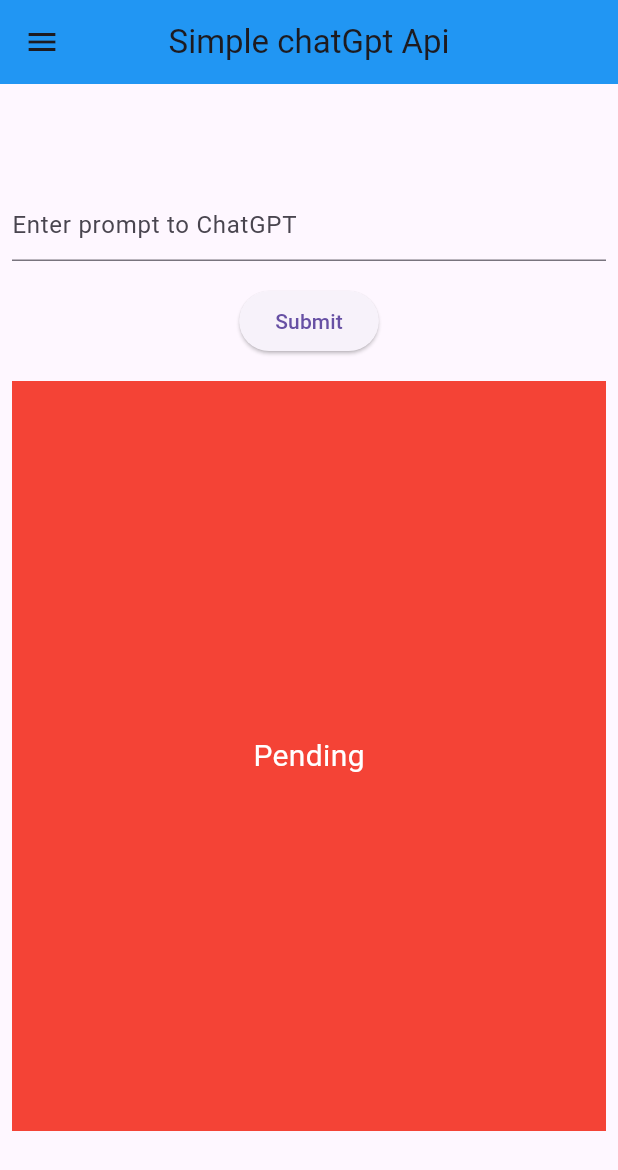
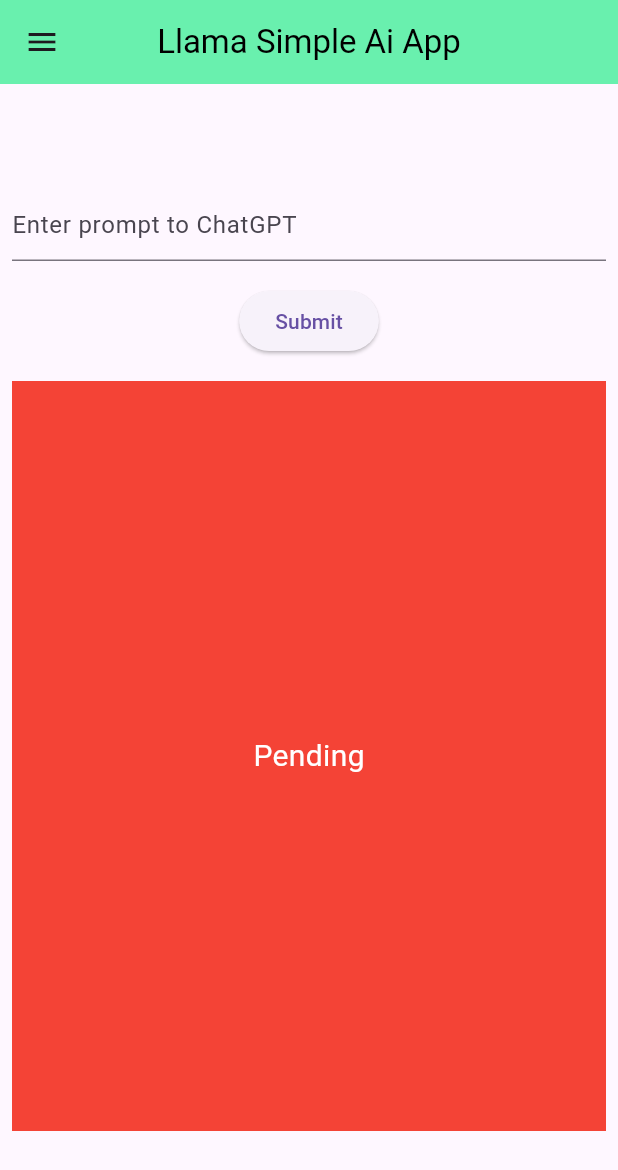
Before and after one commit to preciq/flutter_sampleChatGPTApp, a Flutter app: the screen it shows after launch, on a phone screen of 412 x 824 dp. Shown: the top 1170 px of the screen. Run offline on Flutter 3.47's test engine with Material 3 defaults, Android fonts, the phone set to English and light mode, and no system bars.

Commit message:
add history in drawer

```diff
--- a/lib/main.dart
+++ b/lib/main.dart
@@ -1,15 +1,13 @@
 import 'package:flutter/material.dart';
 import 'package:http/http.dart' as http;
 import 'dart:convert';
-
-import 'package:sample_chat_app/history.dart';
 
 void main() {
   runApp(const MainApp());
 }
 
 class MainApp extends StatelessWidget {
-  const MainApp({super.key});
+  const MainApp({Key? key}) : super(key: key);
 
   @override
   Widget build(BuildContext context) {
@@ -18,7 +16,7 @@ class MainApp extends StatelessWidget {
 }
 
 class HomePage extends StatefulWidget {
-  const HomePage({super.key});
+  const HomePage({Key? key}) : super(key: key);
 
   @override
   State<HomePage> createState() => _HomePageState();
@@ -28,38 +26,38 @@ class _HomePageState extends State<HomePage> {
   final TextEditingController txt = TextEditingController();
   String userInput = "";
   String chatGPTResponse = "Pending";
-  List<String> historyList = [];
+
+  List<String> responseHistory = [];
+
 
   @override
   Widget build(BuildContext context) {
     return SafeArea(
       child: Scaffold(
         drawer: Drawer(
-          child: Column(
-            children: <Widget>[
-              Padding(
-                padding: const EdgeInsets.only(left: 15),
-                child: ListTile(
-                  hoverColor: Colors.white,
-                  title: const Text("History"),
-                  leading: const Icon(Icons.history),
-                  onTap: () {
-                    Navigator.of(context).push(MaterialPageRoute(
-                      builder: (context) =>
-                          HistoryPage(historyList: historyList),
-                    ));
-                  },
+          child: ListView(
+            children: [
+              const DrawerHeader(
+                child: Text(
+                  'Response History',
+                  style: TextStyle(fontSize: 18, color: Colors.white),
+                ),
+                decoration: BoxDecoration(
+                  color: Colors.green,
                 ),
               ),
+              for (var response in responseHistory)
+                 Text(response),
             ],
           ),
         ),
         appBar: AppBar(
-          backgroundColor: Colors.blue,
+          backgroundColor: Colors.greenAccent,
+          title: const Text(
+            'Llama Simple Ai App',
+            style: TextStyle(color: Colors.black),
+          ),
           centerTitle: true,
-          title: const Text(
-            'Simple chatGpt Api',
-          ),
         ),
         body: Center(
           child: Column(
@@ -81,7 +79,8 @@ class _HomePageState extends State<HomePage> {
                       submitButtonPressed();
                     });
                   },
-                    child: const Text("Submit")),
+                  child: const Text("Submit"),
+                ),
               ),
               Flexible(
                 child: Padding(
@@ -91,8 +90,6 @@ class _HomePageState extends State<HomePage> {
                     height: 500,
                     width: 500,
                     child: Center(
-                        child: SingleChildScrollView(
-                          scrollDirection: Axis.vertical,
                       child: Text(
                         chatGPTResponse,
                         style: const TextStyle(
@@ -101,7 +98,7 @@ class _HomePageState extends State<HomePage> {
                         ),
                       ),
                     ),
-                      )),
+                  ),
                 ),
               )
             ],
@@ -111,7 +108,6 @@ class _HomePageState extends State<HomePage> {
     );
   }
 
-
   Future<String> postRequestToChatGPT() async {
     Uri url = Uri.https("api.replicate.com", "/v1/predictions");
     const authToken = "r8_3pluHu0JppBjFYFkNill3AQCCBHlAgF2V7slg";
@@ -119,10 +115,7 @@ class _HomePageState extends State<HomePage> {
     Map<String, dynamic> body = {
       "version":
           "02e509c789964a7ea8736978a43525956ef40397be9033abf9fd2badfe68c9e3",
-      "input": {
-        "prompt":
-            txt.text
-      }
+      "input": {"prompt": txt.text}
     };
 
     var response = await http.post(url,
@@ -155,7 +148,8 @@ class _HomePageState extends State<HomePage> {
       }
     } while (json.decode(responseTwo.body)["status"] != "succeeded");
 
-    String aiResponse = (json.decode(responseTwo.body)["output"] as List<dynamic>).join('');
+    String aiResponse =
+        (json.decode(responseTwo.body)["output"] as List<dynamic>).join('');
 
     return aiResponse;
   }
@@ -164,7 +158,15 @@ class _HomePageState extends State<HomePage> {
     setState(() {
       userInput = txt.text;
     });
+   responseHistory.add(userInput);
     chatGPTResponse = await postRequestToChatGPT();
+    responseHistory.add(chatGPTResponse);
     setState(() {});
   }
 }
+
+/*
+ Add an appbar at the top with a drawer that shows the responses - Mithu
+Create a list to save responses and display in a listview
+(Just create the listview, don't need to display it, will be displayed in second requirement) - Shaki
+ */
--- a/pubspec.yaml
+++ b/pubspec.yaml
@@ -9,6 +9,7 @@ environment:
 dependencies:
   flutter:
     sdk: flutter
+  google_fonts: ^4.0.4
   http: ^0.13.3
 
 dev_dependencies:
```
Also changed, not shown: lib/hhhh.dart (deleted, +0 -111 lines), lib/history.dart (deleted, +0 -40 lines), pubspec.lock, 1 other file. Lines whose indentation alone changed are shown as unchanged.
